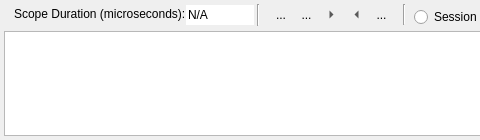
The window that sources/lusan/view/log/ui/ScopeOutputViewer.ui (aregtech/areg-sdk-tools) describes before a commit, drawn with Qt 5; both pictures show x 0 to 480 and y 0 to 140 of the 988 by 140 pixel window.
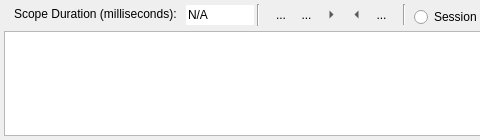
The same window after the commit. Icons and pictures are not drawn.

Commit message: set duration in milliseconds instead of microseconds.

Diff of the .ui file:
```diff
--- a/sources/lusan/view/log/ui/ScopeOutputViewer.ui
+++ b/sources/lusan/view/log/ui/ScopeOutputViewer.ui
@@ -142,7 +142,7 @@
        </size>
       </property>
       <property name="text">
-       <string>Scope Duration (microseconds):</string>
+       <string>Scope Duration (milliseconds):</string>
       </property>
      </widget>
      <widget class="QWidget" name="widget_2" native="true">
```
The commit also changes 1 other file.
